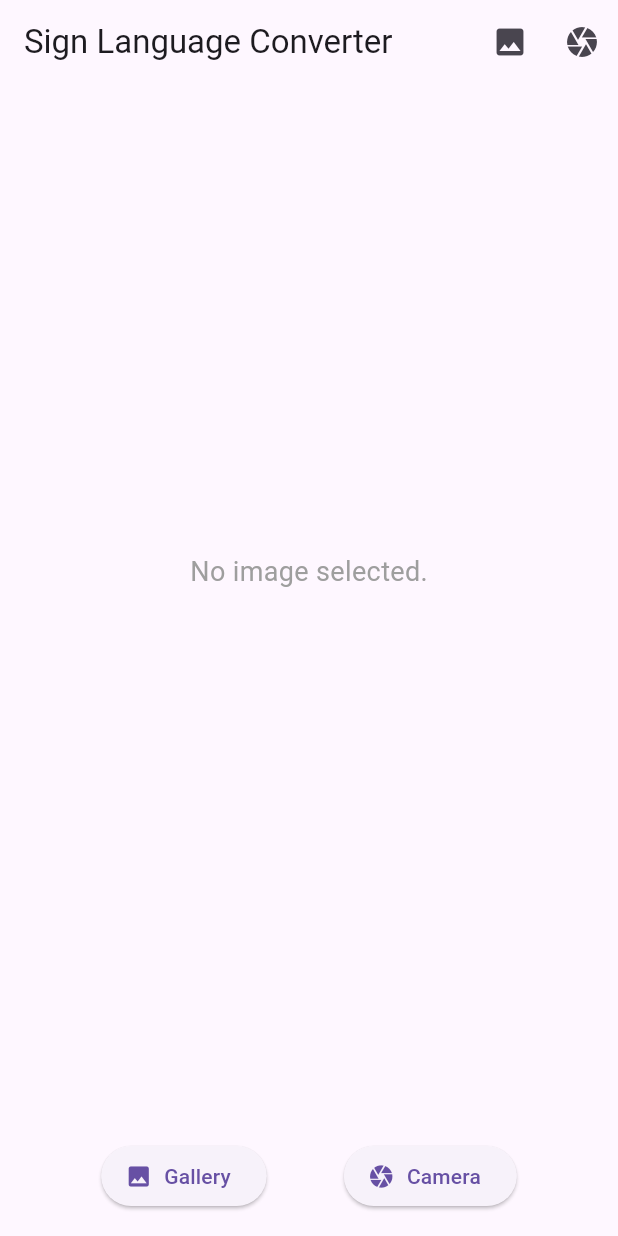
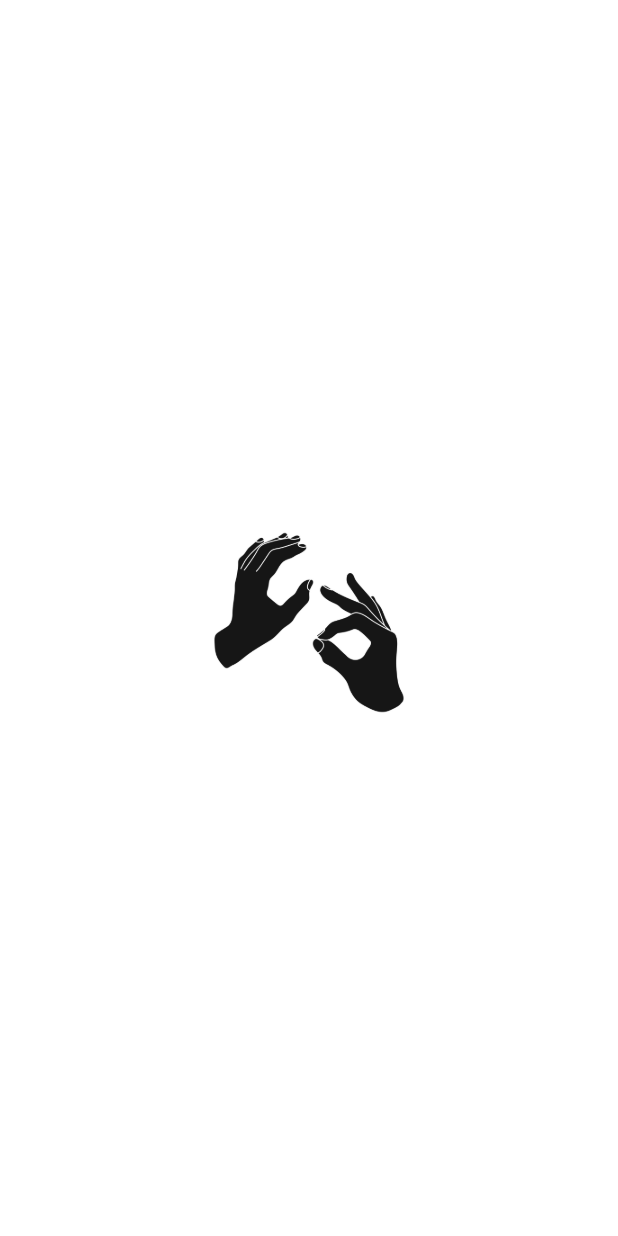
Before and after one commit to vprabhu1771/flutter_hand_sign, a Flutter app: the first screen one second after launch, on a phone screen of 412 x 824 dp. Run offline on Flutter 3.47's test engine with Material 3 defaults, Android fonts, the phone set to English and light mode, and no system bars; our stand-ins replace image_picker; missing offline and left inert: flutter_tflite.

Commit message:
SplashScreen added

```diff
--- a/lib/main.dart
+++ b/lib/main.dart
@@ -1,7 +1,11 @@
 import 'package:flutter/material.dart';
 import 'package:flutter_hand_sign/screens/HomeScreen.dart';
+import 'package:flutter_hand_sign/screens/SplashScreen.dart';
 
 void main() {
+
+  WidgetsFlutterBinding.ensureInitialized();
+
   runApp(const MyApp());
 }
 
@@ -13,7 +17,7 @@ class MyApp extends StatelessWidget {
   Widget build(BuildContext context) {
     return MaterialApp(
       debugShowCheckedModeBanner: false,
-      home: HomeScreen(title: "Sign Language Converter"),
+      home: SplashScreen(),
     );
   }
 }
--- /dev/null
+++ b/lib/screens/SplashScreen.dart
@@ -0,0 +1,32 @@
+import 'package:flutter/material.dart';
+import 'dart:async';
+
+import 'HomeScreen.dart';
+
+class SplashScreen extends StatefulWidget {
+  @override
+  _SplashScreenState createState() => _SplashScreenState();
+}
+
+class _SplashScreenState extends State<SplashScreen> {
+  @override
+  void initState() {
+    super.initState();
+    Timer(Duration(seconds: 3), () {
+      Navigator.pushReplacement(
+        context,
+        MaterialPageRoute(builder: (context) => HomeScreen(title: "Sign Language Converter")),
+      ); // Navigate to HomeScreen
+    });
+  }
+
+  @override
+  Widget build(BuildContext context) {
+    return Scaffold(
+      backgroundColor: Colors.white,
+      body: Center(
+        child: Image.asset('assets/splash_logo.jpg', width: 150), // Your splash image
+      ),
+    );
+  }
+}
--- a/pubspec.yaml
+++ b/pubspec.yaml
@@ -63,6 +63,7 @@ flutter:
   assets:
     - assets/ml/model_unquant.tflite
     - assets/ml/labels.txt
+    - assets/splash_logo.jpg
 
   # An image asset can refer to one or more resolution-specific "variants", see
   # https://flutter.dev/to/resolution-aware-images
```
Also changed, not shown: assets/splash_logo.jpg (added).
